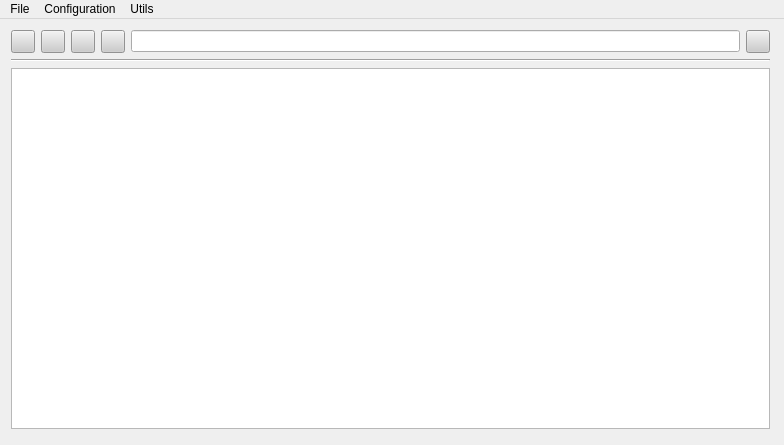
This is OfflineFileManager.ui in kshchuk/Offline-File-Manager as Qt 5 draws it before an edit. The edited form follows.
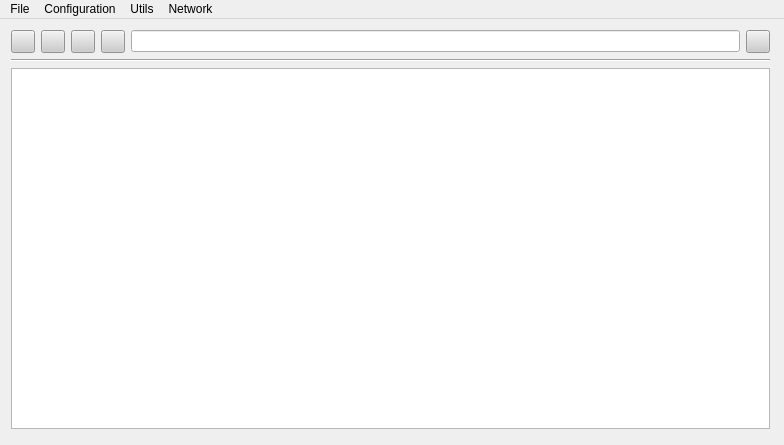
This is the edited form. Icons and pictures are not drawn.

Diff of the .ui file:
```diff
--- a/OfflineFileManager.ui
+++ b/OfflineFileManager.ui
@@ -148,9 +148,16 @@
     </property>
     <addaction name="actionrobocopy"/>
    </widget>
+   <widget class="QMenu" name="menuNetwork">
+    <property name="title">
+     <string>Network</string>
+    </property>
+    <addaction name="actionGoogle_Drive_2"/>
+   </widget>
    <addaction name="menuFile"/>
    <addaction name="menuConfiguration"/>
    <addaction name="menuUtils"/>
+   <addaction name="menuNetwork"/>
   </widget>
   <action name="actionClose">
    <property name="text">
```
Left out of the diff: 77 changed lines with no effect on the pictures.
